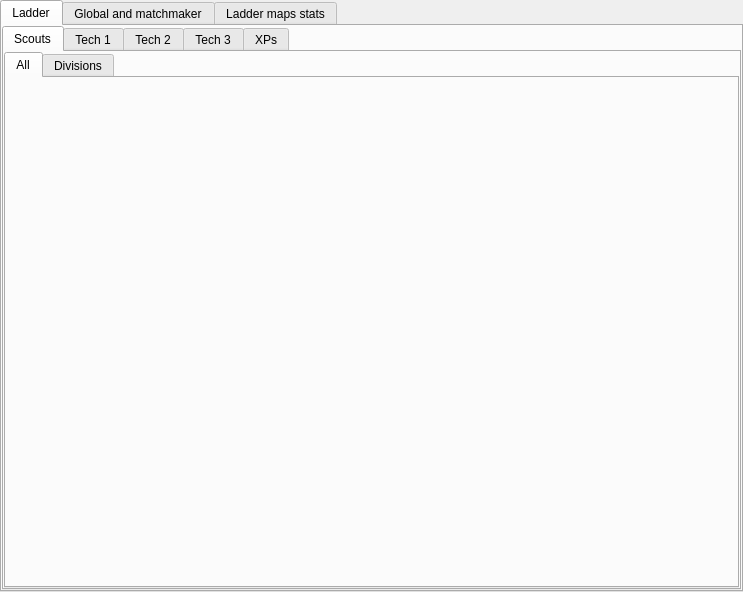
FAForever/client, file src/_res/stats/stats.ui: the form before one commit.
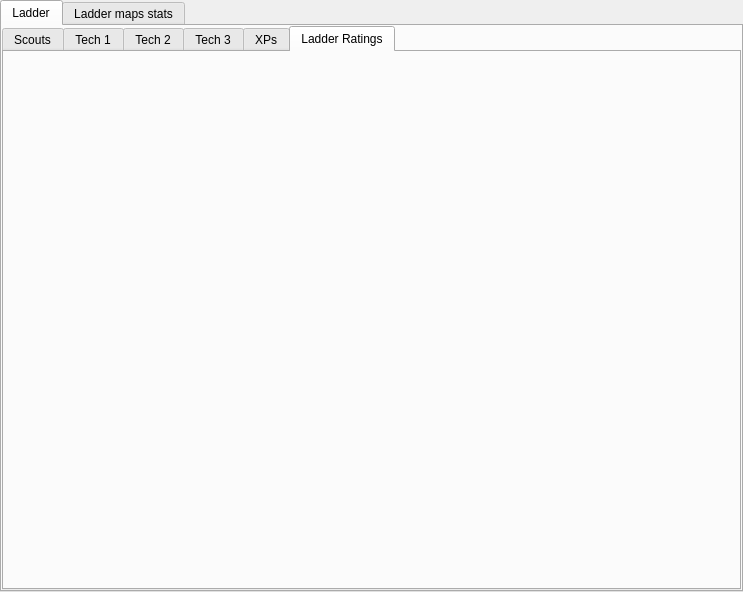
The form after the commit. The open tabs and pages were chosen to show the change.

Commit message: Removed global leaderboard.

The edit to the form file:
```diff
--- a/src/_res/stats/stats.ui
+++ b/src/_res/stats/stats.ui
@@ -229,18 +229,18 @@
         </item>
        </layout>
       </widget>
-     </widget>
-    </item>
-   </layout>
-  </widget>
-  <widget class="QWidget" name="globalTab">
+      <widget class="QWidget" name="LadderRatings">
    <attribute name="title">
-    <string>Global and matchmaker</string>
+        <string>Ladder Ratings</string>
    </attribute>
    <layout class="QGridLayout" name="gridLayout_2">
     <property name="margin">
      <number>0</number>
     </property>
+       </layout>
+      </widget>
+     </widget>
+    </item>
    </layout>
   </widget>
   <widget class="QWidget" name="laddermapTab">
```
Lines whose indentation alone changed are shown as unchanged. The commit also changes 4 other files.
